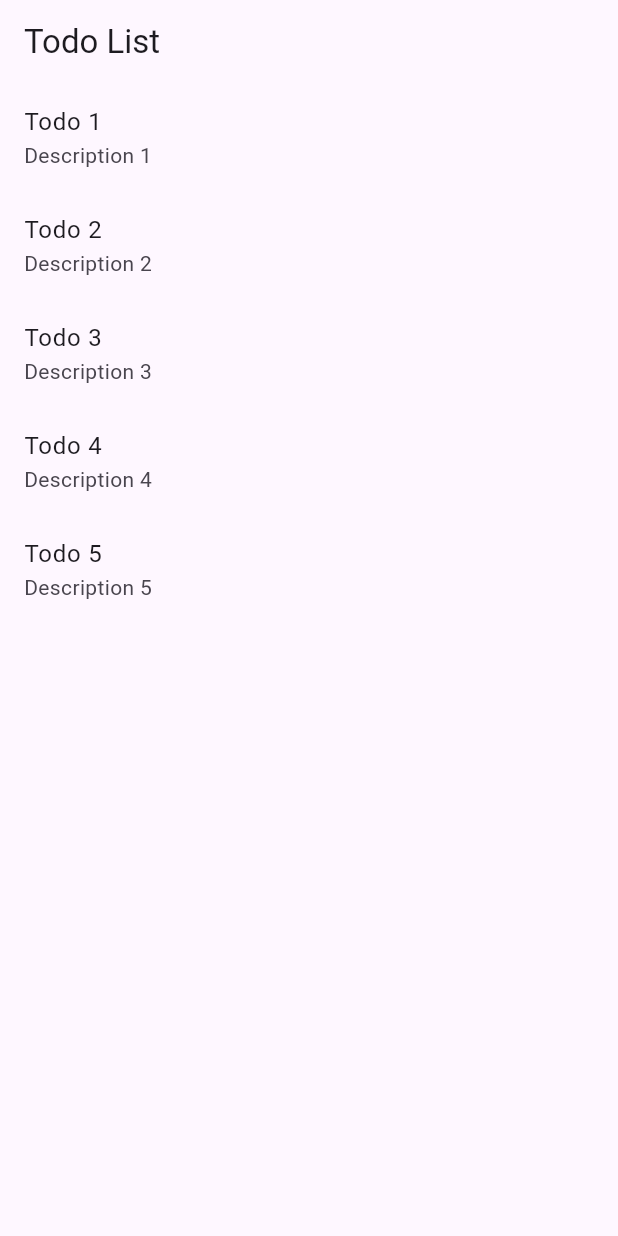
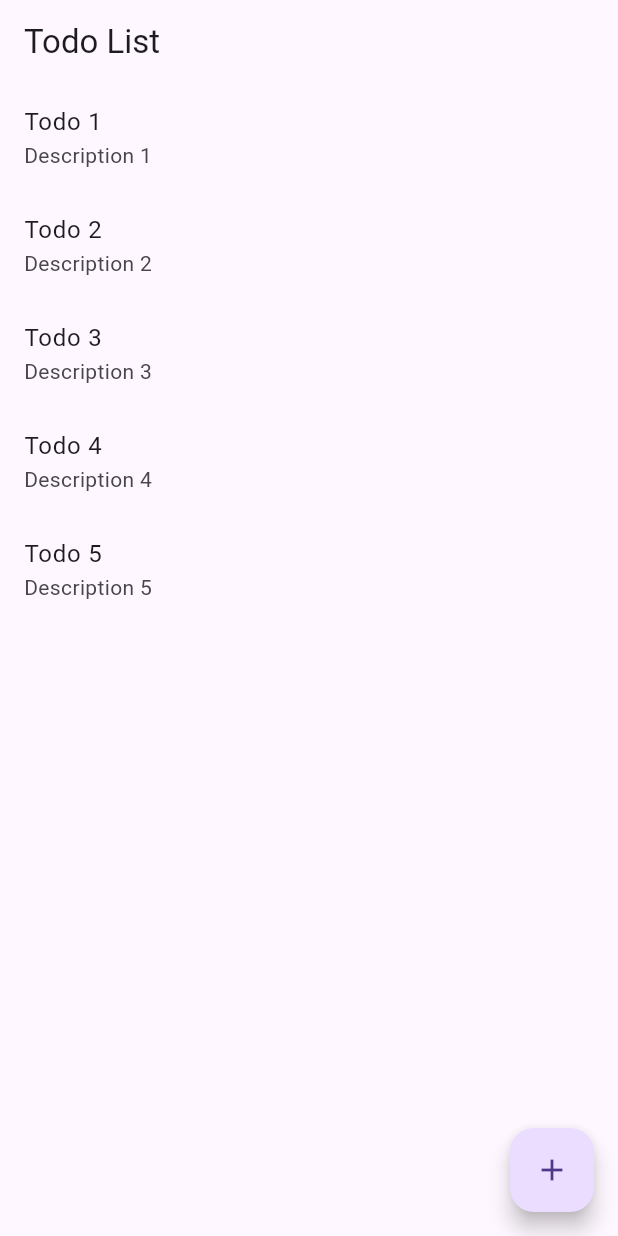
Before and after one commit to marcelochb/archtype-flutter, a Flutter app: the screen it shows after launch, on a phone screen of 412 x 824 dp. Run offline on Flutter 3.47's test engine with Material 3 defaults, Android fonts, the phone set to English and light mode, and no system bars; our stand-ins replace dio, either_dart, flutter_riverpod, get_it, go_router, reactive_forms and 1 more; generated files the repository leaves out were written again.

```diff
--- a/lib/main.dart
+++ b/lib/main.dart
@@ -1,5 +1,6 @@
 import 'package:archtype/src/features/todo/binds/todo.bindings.dart';
 import 'package:archtype/src/features/todo/presenter/list/pages/todo.list.page.dart';
+import 'package:archtype/src/routes/router.dart';
 import 'package:flutter/material.dart';
 import 'package:flutter_riverpod/flutter_riverpod.dart';
 
@@ -14,13 +15,8 @@ class MyApp extends StatelessWidget {
 
   @override
   Widget build(BuildContext context) {
-    return MaterialApp(
-      title: 'Flutter Demo',
-      theme: ThemeData(
-        colorScheme: ColorScheme.fromSeed(seedColor: Colors.deepPurple),
-        useMaterial3: true,
-      ),
-      home: const TodoListPage(),
+    return MaterialApp.router(
+      routerConfig: Routes.getRouter(),
     );
   }
 }
--- a/lib/src/features/todo/presenter/list/pages/todo.list.page.dart
+++ b/lib/src/features/todo/presenter/list/pages/todo.list.page.dart
@@ -1,5 +1,6 @@
 import 'package:flutter/material.dart';
 import 'package:flutter_riverpod/flutter_riverpod.dart';
+import 'package:go_router/go_router.dart';
 
 import '../controlers/todo.list.controller.dart';
 
@@ -28,6 +29,12 @@ class TodoListPage extends ConsumerWidget {
           _ => const Center(child: CircularProgressIndicator()),
         },
       ),
+      floatingActionButton: FloatingActionButton(
+        onPressed: () {
+          context.go('/create');
+        },
+        child: const Icon(Icons.add),
+      )
     );
   }
 }
--- /dev/null
+++ b/lib/src/routes/router.dart
@@ -0,0 +1,20 @@
+import 'package:archtype/src/features/todo/presenter/create/pages/todo.create.page.dart';
+import 'package:archtype/src/features/todo/presenter/list/pages/todo.list.page.dart';
+import 'package:go_router/go_router.dart';
+
+class Routes {
+  static GoRouter getRouter() {
+    return GoRouter(
+      routes: <RouteBase>[
+        GoRoute(
+          path: '/',
+          builder: (context, state) => const TodoListPage(),
+        ),
+        GoRoute(
+          path: '/create',
+          builder: (context, state) => const TodoCreatePage(),
+          ),
+      ],
+    );
+  }
+}
```
Also changed, not shown: lib/src/features/todo/presenter/create/pages/todo.create.page.dart (+17 -0 lines).
